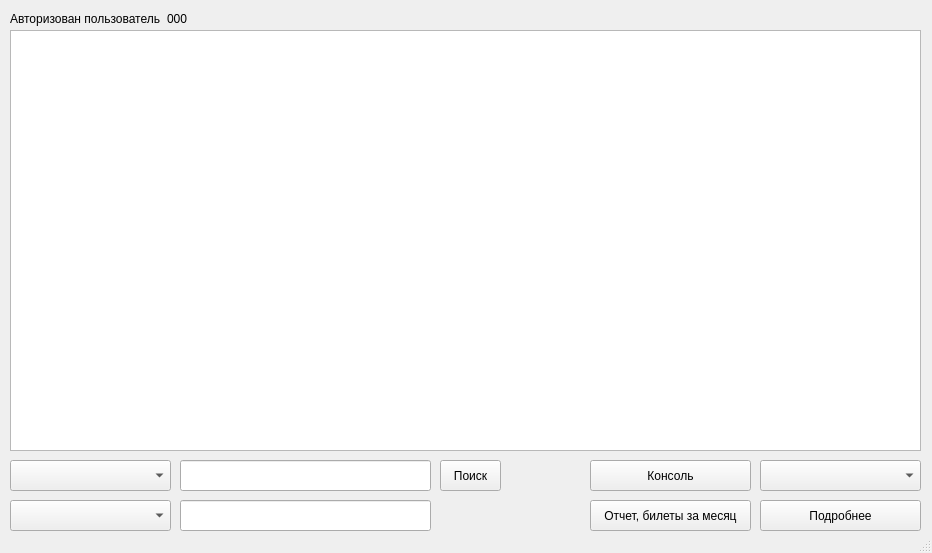
Above: sys_int.ui from Ralvage/KP_BSBD before the change. Below: the same form after it.
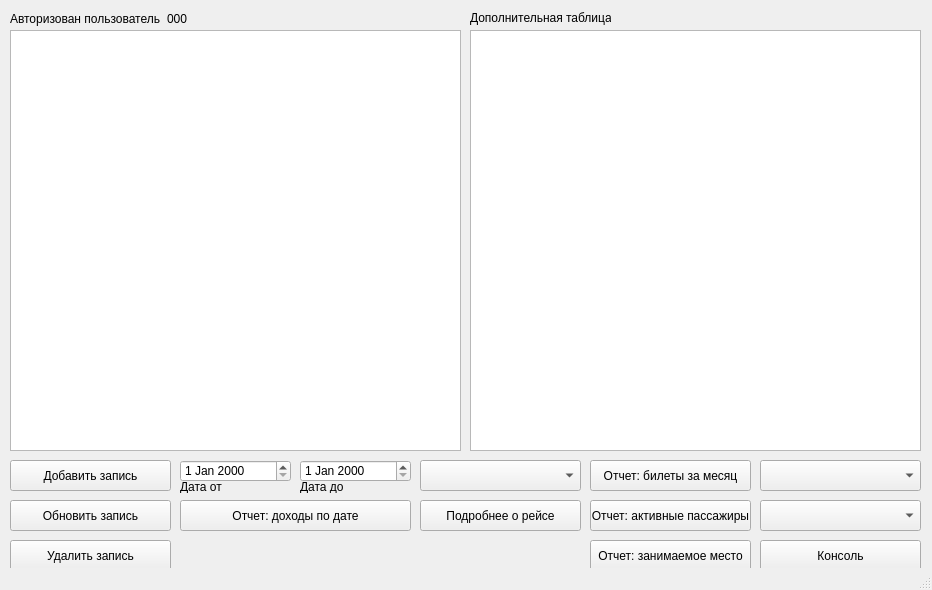
That is the form after the change.

Patch:
```diff
--- a/sys_int.ui
+++ b/sys_int.ui
@@ -7,19 +7,19 @@
     <x>0</x>
     <y>0</y>
     <width>932</width>
-    <height>553</height>
+    <height>590</height>
    </rect>
   </property>
   <property name="minimumSize">
    <size>
     <width>932</width>
-    <height>553</height>
+    <height>590</height>
    </size>
   </property>
   <property name="maximumSize">
    <size>
-    <width>1100</width>
-    <height>600</height>
+    <width>932</width>
+    <height>590</height>
    </size>
   </property>
   <property name="windowTitle">
@@ -31,14 +31,14 @@
      <rect>
       <x>10</x>
       <y>30</y>
-      <width>911</width>
+      <width>451</width>
       <height>421</height>
      </rect>
     </property>
     <property name="minimumSize">
      <size>
-      <width>611</width>
-      <height>421</height>
+      <width>0</width>
+      <height>0</height>
      </size>
     </property>
     <property name="mouseTracking">
@@ -54,31 +54,6 @@
      <bool>true</bool>
     </property>
    </widget>
-   <widget class="QPushButton" name="pushButton">
-    <property name="geometry">
-     <rect>
-      <x>760</x>
-      <y>500</y>
-      <width>161</width>
-      <height>31</height>
-     </rect>
-    </property>
-    <property name="minimumSize">
-     <size>
-      <width>161</width>
-      <height>31</height>
-     </size>
-    </property>
-    <property name="maximumSize">
-     <size>
-      <width>161</width>
-      <height>31</height>
-     </size>
-    </property>
-    <property name="text">
-     <string>Подробнее</string>
-    </property>
-   </widget>
    <widget class="QWidget" name="layoutWidget">
     <property name="geometry">
      <rect>
@@ -120,8 +95,8 @@
    <widget class="QPushButton" name="pushButton_2">
     <property name="geometry">
      <rect>
-      <x>590</x>
-      <y>460</y>
+      <x>760</x>
+      <y>540</y>
       <width>161</width>
       <height>31</height>
      </rect>
@@ -146,7 +121,7 @@
     <property name="geometry">
      <rect>
       <x>590</x>
-      <y>500</y>
+      <y>460</y>
       <width>161</width>
       <height>31</height>
      </rect>
@@ -164,72 +139,7 @@
      </size>
     </property>
     <property name="text">
-     <string>Отчет, билеты за месяц</string>
-    </property>
-   </widget>
-   <widget class="QComboBox" name="comboBox">
-    <property name="geometry">
-     <rect>
-      <x>10</x>
-      <y>460</y>
-      <width>161</width>
-      <height>31</height>
-     </rect>
-    </property>
-   </widget>
-   <widget class="QLineEdit" name="lineEdit">
-    <property name="geometry">
-     <rect>
-      <x>180</x>
-      <y>460</y>
-      <width>251</width>
-      <height>31</height>
-     </rect>
-    </property>
-   </widget>
-   <widget class="QPushButton" name="pushButton_4">
-    <property name="geometry">
-     <rect>
-      <x>440</x>
-      <y>460</y>
-      <width>61</width>
-      <height>31</height>
-     </rect>
-    </property>
-    <property name="minimumSize">
-     <size>
-      <width>61</width>
-      <height>31</height>
-     </size>
-    </property>
-    <property name="maximumSize">
-     <size>
-      <width>161</width>
-      <height>31</height>
-     </size>
-    </property>
-    <property name="text">
-     <string>Поиск</string>
-    </property>
-   </widget>
-   <widget class="QLineEdit" name="lineEdit_2">
-    <property name="geometry">
-     <rect>
-      <x>180</x>
-      <y>500</y>
-      <width>251</width>
-      <height>31</height>
-     </rect>
-    </property>
-   </widget>
-   <widget class="QComboBox" name="comboBox_2">
-    <property name="geometry">
-     <rect>
-      <x>10</x>
-      <y>500</y>
-      <width>161</width>
-      <height>31</height>
-     </rect>
+     <string>Отчет: билеты за месяц</string>
     </property>
    </widget>
    <widget class="QComboBox" name="comboBox_3">
@@ -242,6 +152,276 @@
      </rect>
     </property>
    </widget>
+   <widget class="QTableWidget" name="tableWidget_2">
+    <property name="geometry">
+     <rect>
+      <x>470</x>
+      <y>30</y>
+      <width>451</width>
+      <height>421</height>
+     </rect>
+    </property>
+    <property name="minimumSize">
+     <size>
+      <width>0</width>
+      <height>0</height>
+     </size>
+    </property>
+    <property name="mouseTracking">
+     <bool>true</bool>
+    </property>
+    <property name="tabletTracking">
+     <bool>true</bool>
+    </property>
+    <property name="acceptDrops">
+     <bool>true</bool>
+    </property>
+    <property name="sortingEnabled">
+     <bool>true</bool>
+    </property>
+   </widget>
+   <widget class="QComboBox" name="comboBox_4">
+    <property name="geometry">
+     <rect>
+      <x>760</x>
+      <y>500</y>
+      <width>161</width>
+      <height>31</height>
+     </rect>
+    </property>
+   </widget>
+   <widget class="QPushButton" name="pushButton_4">
+    <property name="geometry">
+     <rect>
+      <x>10</x>
+      <y>540</y>
+      <width>161</width>
+      <height>31</height>
+     </rect>
+    </property>
+    <property name="minimumSize">
+     <size>
+      <width>161</width>
+      <height>31</height>
+     </size>
+    </property>
+    <property name="maximumSize">
+     <size>
+      <width>161</width>
+      <height>31</height>
+     </size>
+    </property>
+    <property name="text">
+     <string>Удалить запись</string>
+    </property>
+   </widget>
+   <widget class="QPushButton" name="pushButton_5">
+    <property name="geometry">
+     <rect>
+      <x>10</x>
+      <y>500</y>
+      <width>161</width>
+      <height>31</height>
+     </rect>
+    </property>
+    <property name="minimumSize">
+     <size>
+      <width>161</width>
+      <height>31</height>
+     </size>
+    </property>
+    <property name="maximumSize">
+     <size>
+      <width>161</width>
+      <height>31</height>
+     </size>
+    </property>
+    <property name="text">
+     <string>Обновить запись</string>
+    </property>
+   </widget>
+   <widget class="QPushButton" name="pushButton_6">
+    <property name="geometry">
+     <rect>
+      <x>10</x>
+      <y>460</y>
+      <width>161</width>
+      <height>31</height>
+     </rect>
+    </property>
+    <property name="minimumSize">
+     <size>
+      <width>161</width>
+      <height>31</height>
+     </size>
+    </property>
+    <property name="maximumSize">
+     <size>
+      <width>161</width>
+      <height>31</height>
+     </size>
+    </property>
+    <property name="text">
+     <string>Добавить запись</string>
+    </property>
+   </widget>
+   <widget class="QPushButton" name="pushButton_7">
+    <property name="geometry">
+     <rect>
+      <x>590</x>
+      <y>540</y>
+      <width>161</width>
+      <height>31</height>
+     </rect>
+    </property>
+    <property name="minimumSize">
+     <size>
+      <width>161</width>
+      <height>31</height>
+     </size>
+    </property>
+    <property name="maximumSize">
+     <size>
+      <width>161</width>
+      <height>31</height>
+     </size>
+    </property>
+    <property name="text">
+     <string>Отчет: занимаемое место</string>
+    </property>
+   </widget>
+   <widget class="QComboBox" name="comboBox_5">
+    <property name="geometry">
+     <rect>
+      <x>420</x>
+      <y>460</y>
+      <width>161</width>
+      <height>31</height>
+     </rect>
+    </property>
+   </widget>
+   <widget class="QPushButton" name="pushButton_8">
+    <property name="geometry">
+     <rect>
+      <x>420</x>
+      <y>500</y>
+      <width>161</width>
+      <height>31</height>
+     </rect>
+    </property>
+    <property name="minimumSize">
+     <size>
+      <width>161</width>
+      <height>31</height>
+     </size>
+    </property>
+    <property name="maximumSize">
+     <size>
+      <width>161</width>
+      <height>31</height>
+     </size>
+    </property>
+    <property name="text">
+     <string>Подробнее о рейсе</string>
+    </property>
+   </widget>
+   <widget class="QPushButton" name="pushButton_9">
+    <property name="geometry">
+     <rect>
+      <x>590</x>
+      <y>500</y>
+      <width>161</width>
+      <height>31</height>
+     </rect>
+    </property>
+    <property name="minimumSize">
+     <size>
+      <width>161</width>
+      <height>31</height>
+     </size>
+    </property>
+    <property name="maximumSize">
+     <size>
+      <width>161</width>
+      <height>31</height>
+     </size>
+    </property>
+    <property name="text">
+     <string>Отчет: активные пассажиры</string>
+    </property>
+   </widget>
+   <widget class="QPushButton" name="pushButton">
+    <property name="geometry">
+     <rect>
+      <x>180</x>
+      <y>500</y>
+      <width>231</width>
+      <height>31</height>
+     </rect>
+    </property>
+    <property name="text">
+     <string>Отчет: доходы по дате</string>
+    </property>
+   </widget>
+   <widget class="QLabel" name="label_3">
+    <property name="geometry">
+     <rect>
+      <x>180</x>
+      <y>480</y>
+      <width>47</width>
+      <height>13</height>
+     </rect>
+    </property>
+    <property name="text">
+     <string>Дата от</string>
+    </property>
+   </widget>
+   <widget class="QLabel" name="label_4">
+    <property name="geometry">
+     <rect>
+      <x>300</x>
+      <y>480</y>
+      <width>47</width>
+      <height>13</height>
+     </rect>
+    </property>
+    <property name="text">
+     <string>Дата до</string>
+    </property>
+   </widget>
+   <widget class="QLabel" name="label_5">
+    <property name="geometry">
+     <rect>
+      <x>470</x>
+      <y>10</y>
+      <width>141</width>
+      <height>16</height>
+     </rect>
+    </property>
+    <property name="text">
+     <string>Дополнительная таблица</string>
+    </property>
+   </widget>
+   <widget class="QDateEdit" name="dateEdit">
+    <property name="geometry">
+     <rect>
+      <x>180</x>
+      <y>460</y>
+      <width>111</width>
+      <height>22</height>
+     </rect>
+    </property>
+   </widget>
+   <widget class="QDateEdit" name="dateEdit_2">
+    <property name="geometry">
+     <rect>
+      <x>300</x>
+      <y>460</y>
+      <width>111</width>
+      <height>22</height>
+     </rect>
+    </property>
+   </widget>
   </widget>
   <widget class="QStatusBar" name="statusbar"/>
  </widget>
```
